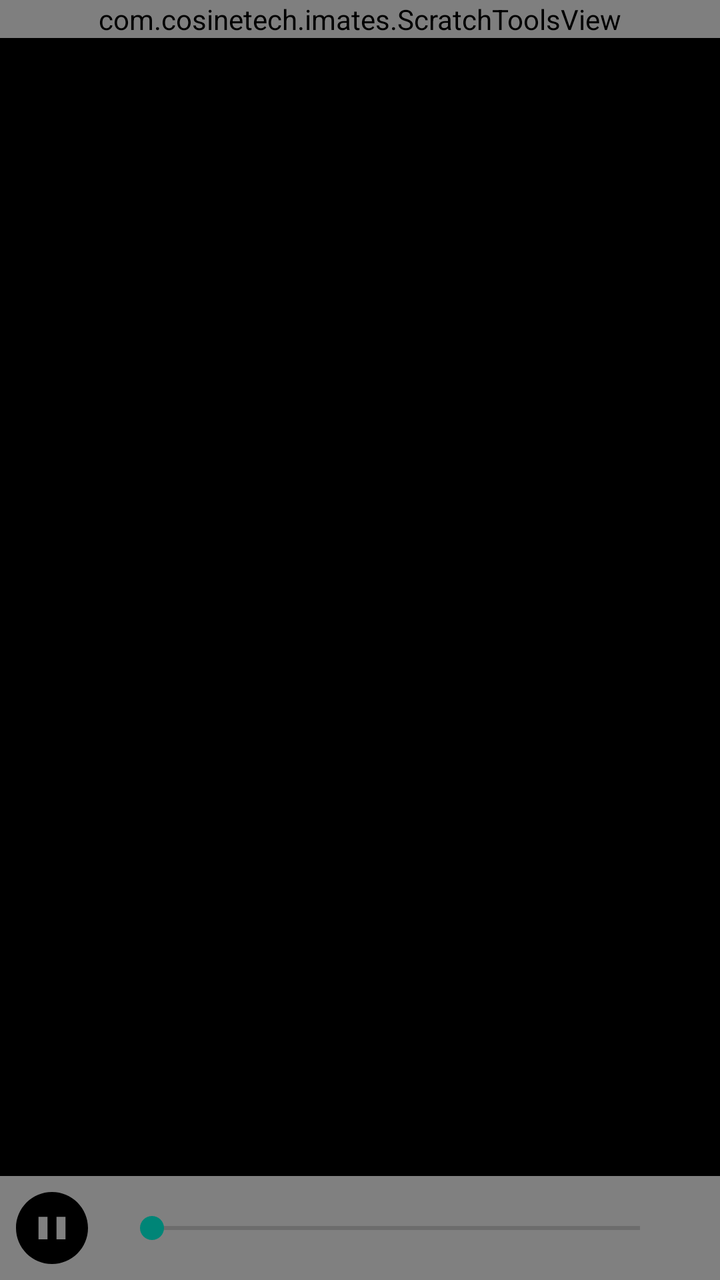
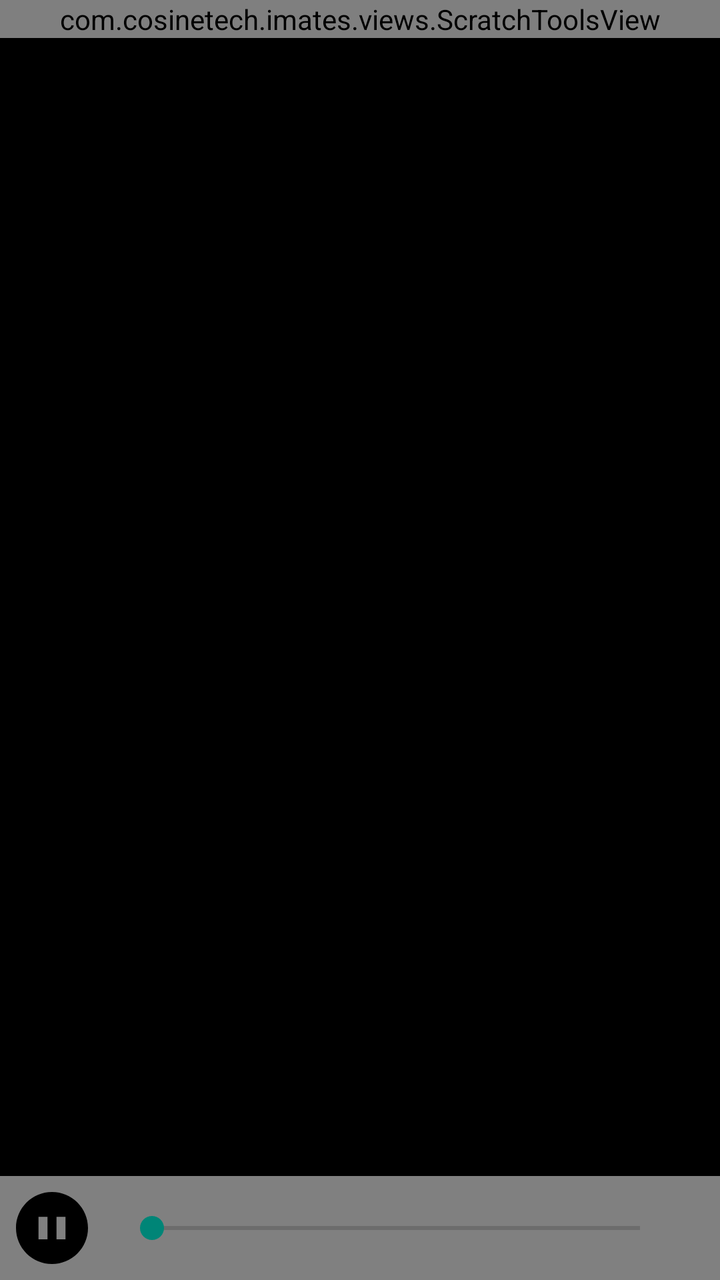

Screens rendered from an Android XML layout before and after an edit, with the pre-edit source and the edit as a unified diff.
<!-- AndroidManifest.xml: activity theme Theme.IMatesApp.FullScreen -->
<!-- res/layout/activity_video_play.xml -->
<?xml version="1.0" encoding="utf-8"?>
<RelativeLayout xmlns:android="http://schemas.android.com/apk/res/android"
    android:background="#000000"
    android:layout_width="match_parent"
    android:layout_height="match_parent">

    
    <TextureView
        android:id="@+id/textureView"
        android:layout_width="match_parent"
        android:layout_height="match_parent" />

    
    <LinearLayout
        android:id="@+id/controlLayout"
        android:layout_width="match_parent"
        android:layout_height="wrap_content"
        android:layout_gravity="bottom"
        android:orientation="horizontal"
        android:background="#80ffffff"
        android:padding="8dp"
        android:gravity="center_vertical"
        android:layout_alignParentBottom="true"
        android:visibility="visible">

        
        <Button
            android:id="@+id/buttonPlayPause"
            android:background="@drawable/video_pause"
            android:layout_width="36dp"
            android:layout_height="36dp" />

        
        <SeekBar
            android:id="@+id/seekBar"
            android:layout_width="0dp"
            android:layout_height="wrap_content"
            android:layout_weight="1"
            android:layout_marginStart="16dp"
            android:layout_marginEnd="16dp"/>

        
        <Button
            android:id="@+id/buttonSpeed"
            android:layout_width="wrap_content"
            android:layout_height="wrap_content"
            android:text="1x"
            android:visibility="gone"/>
    </LinearLayout>

    <Button
        android:id="@+id/btn_exit_video"
        android:background="@drawable/ic_back"
        android:layout_width="32dp"
        android:layout_height="32dp"
        android:layout_margin="16dp"/>

    <com.cosinetech.imates.ScratchToolsView
        android:id="@+id/scratch_tool"
        android:layout_width="match_parent"
        android:layout_height="wrap_content" />

</RelativeLayout>
<!-- resources referenced by this layout -->
<resources>
  <!-- drawable ic_back (drawable) -->
  <vector xmlns:android="http://schemas.android.com/apk/res/android"
      android:width="512dp"
      android:height="512dp"
      android:viewportWidth="512"
      android:viewportHeight="512">
    <path
        android:pathData="M328,80.2c-2.8,0.7 -20.6,18.1 -84.7,82.1 -44.7,44.6 -82,82.7 -82.9,84.5 -2.4,5 -2.8,9.7 -1.4,14.9 1.2,4.5 6.5,10 81.9,85.6 44.3,44.4 82,81.7 83.7,82.8 9.8,6.1 23.9,1.7 29.5,-9.2 2.4,-4.7 2.5,-13.7 0.3,-18.2 -0.9,-1.8 -31,-32.7 -67,-68.7 -45.4,-45.5 -65.8,-66.6 -66.9,-69.2 -1.9,-4.8 -1.9,-12.8 0,-17.6 1.1,-2.6 21.5,-23.7 66.9,-69.2 36,-36 66.1,-66.9 67,-68.7 2.2,-4.5 2.1,-13.5 -0.3,-18.2 -5,-9.7 -15.3,-14 -26.1,-10.9z"
        android:fillColor="#000000"
        android:strokeColor="#00000000"/>
  </vector>
  <!-- drawable video_pause (drawable) -->
  <vector xmlns:android="http://schemas.android.com/apk/res/android" android:height="24dp" android:viewportHeight="512" android:viewportWidth="512" android:width="24dp">
        
      <path android:fillColor="#000000" android:pathData="M256,0C114.63,0 0,114.63 0,256c0,141.37 114.63,256 256,256s256,-114.63 256,-256C512,114.63 397.38,0 256,0zM224,336h-64V176h64V336zM352,336h-64V176h64V336z"/>
      
  </vector>
  <style name="Theme.IMatesApp.FullScreen" parent="Theme.AppCompat.Light.NoActionBar">
          
          <item name="android:windowFullscreen">true</item>
          
          <item name="android:windowTranslucentStatus">true</item>
          
          <item name="android:windowTranslucentNavigation">true</item>
      </style>
</resources>

<!-- the commit's change to res/layout/activity_video_play.xml (unified diff, before → after) -->
@@ -55,7 +55,7 @@
         android:layout_height="32dp"
         android:layout_margin="16dp"/>
 
-    <com.cosinetech.imates.ScratchToolsView
+    <com.cosinetech.imates.views.ScratchToolsView
         android:id="@+id/scratch_tool"
         android:layout_width="match_parent"
         android:layout_height="wrap_content" />
